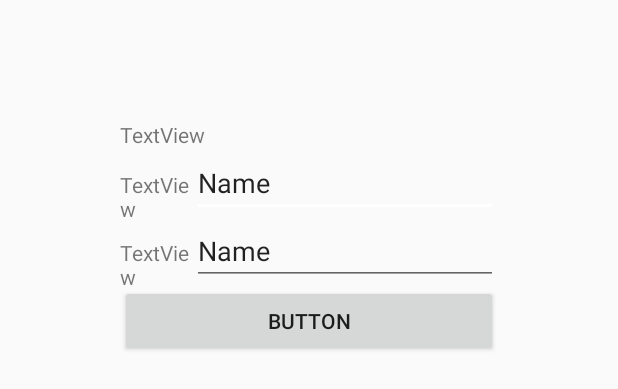
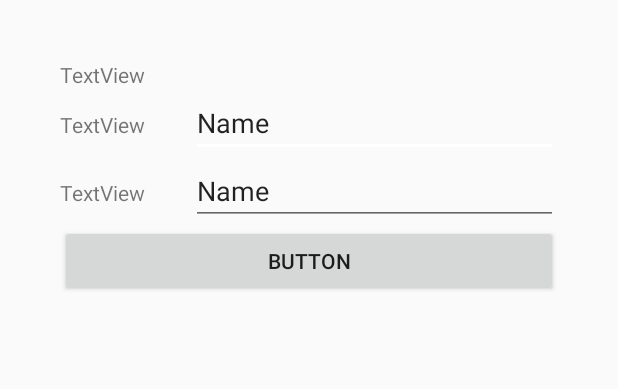
Before and after one commit to Salah-EddineChnitifa/BookLibrary, an Android app: the layout add_book.xml on its own in the app's theme, with its tools: preview values and no code run, on a phone screen of 412 x 824 dp. Shown: the top 389 px of the screen. Run offline under Robolectric (Android 15) with nearby library versions, the phone set to English and light mode, and no system bars.

```diff
--- /dev/null
+++ b/app/src/main/res/drawable/dialog_border.xml
@@ -0,0 +1,4 @@
+<?xml version="1.0" encoding="utf-8"?>
+<selector xmlns:android="http://schemas.android.com/apk/res/android">
+
+</selector>
--- a/app/src/main/res/layout/add_book.xml
+++ b/app/src/main/res/layout/add_book.xml
@@ -3,7 +3,7 @@
     xmlns:android="http://schemas.android.com/apk/res/android"
     android:layout_width="match_parent"
     android:layout_height="match_parent"
-    android:layout_margin="80dp"
+    android:layout_margin="40dp"
     android:orientation="vertical">
 
     <TextView
```
